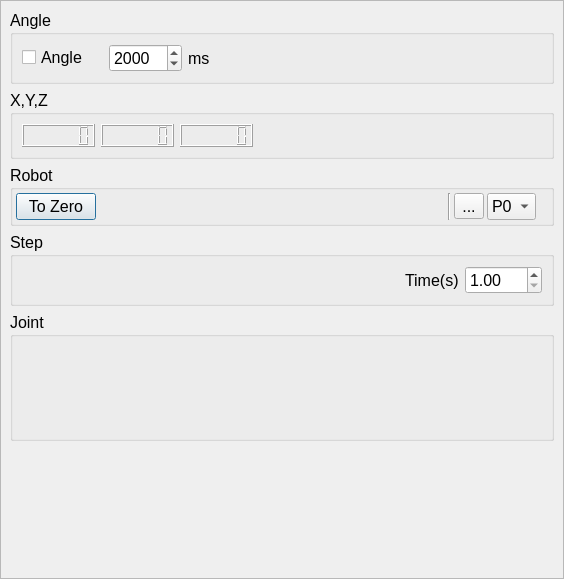
The window that source/wnd/ui/roboaxes.ui (ww4u/megarobostudio) describes before a commit, drawn with Qt 5.
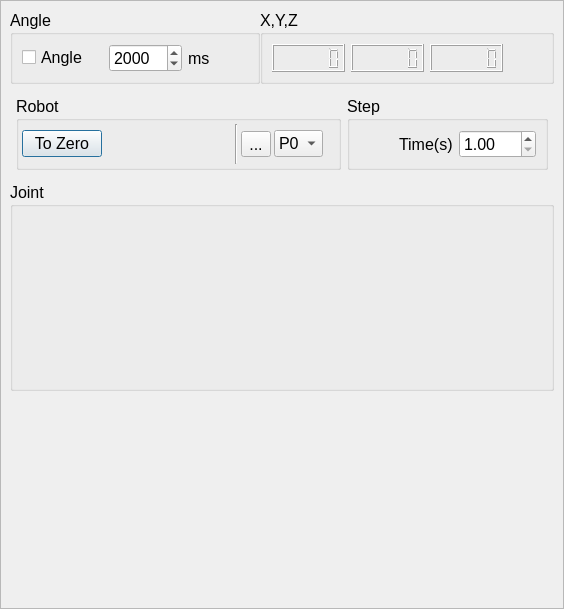
The same window after the commit. Icons and pictures are not drawn. Custom widgets are drawn as their Qt base class.

```diff
--- a/source/wnd/ui/roboaxes.ui
+++ b/source/wnd/ui/roboaxes.ui
@@ -7,7 +7,7 @@
     <x>0</x>
     <y>0</y>
     <width>564</width>
-    <height>579</height>
+    <height>609</height>
    </rect>
   </property>
   <property name="font">
@@ -59,11 +59,28 @@
         <x>0</x>
         <y>0</y>
         <width>562</width>
-        <height>577</height>
+        <height>607</height>
        </rect>
       </property>
       <layout class="QVBoxLayout" name="verticalLayout_3">
        <item>
+        <layout class="QHBoxLayout" name="horizontalLayout_4">
+         <property name="spacing">
+          <number>0</number>
+         </property>
+         <property name="leftMargin">
+          <number>0</number>
+         </property>
+         <property name="topMargin">
+          <number>0</number>
+         </property>
+         <property name="rightMargin">
+          <number>0</number>
+         </property>
+         <property name="bottomMargin">
+          <number>0</number>
+         </property>
+         <item>
         <widget class="QGroupBox" name="groupBox_3">
          <property name="title">
           <string>Angle</string>
@@ -177,8 +194,30 @@
          </layout>
         </widget>
        </item>
+        </layout>
+       </item>
+       <item>
+        <layout class="QHBoxLayout" name="horizontalLayout_5">
+         <property name="leftMargin">
+          <number>6</number>
+         </property>
+         <property name="topMargin">
+          <number>6</number>
+         </property>
+         <property name="rightMargin">
+          <number>6</number>
+         </property>
+         <property name="bottomMargin">
+          <number>6</number>
+         </property>
        <item>
         <widget class="QGroupBox" name="groupBox_2">
+           <property name="sizePolicy">
+            <sizepolicy hsizetype="Preferred" vsizetype="Preferred">
+             <horstretch>1</horstretch>
+             <verstretch>0</verstretch>
+            </sizepolicy>
+           </property>
          <property name="title">
           <string>Robot</string>
          </property>
@@ -362,6 +401,8 @@
           </item>
          </layout>
         </widget>
+         </item>
+        </layout>
        </item>
        <item>
         <widget class="QGroupBox" name="groupBox">
```
Lines whose indentation alone changed are shown as unchanged.
